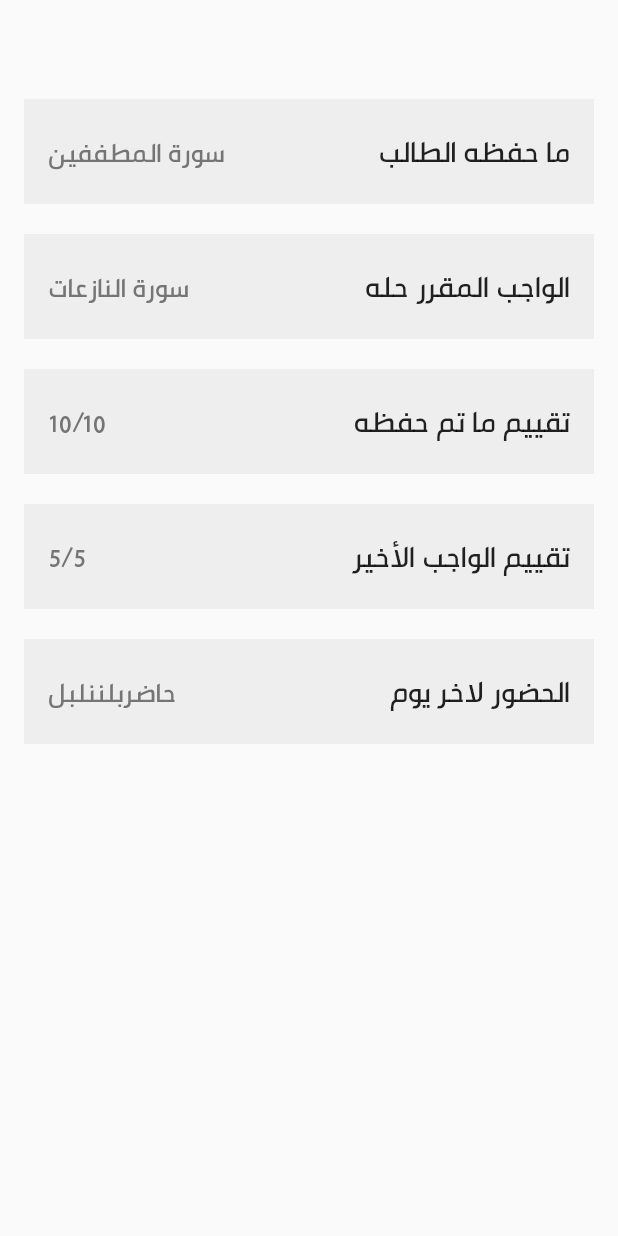
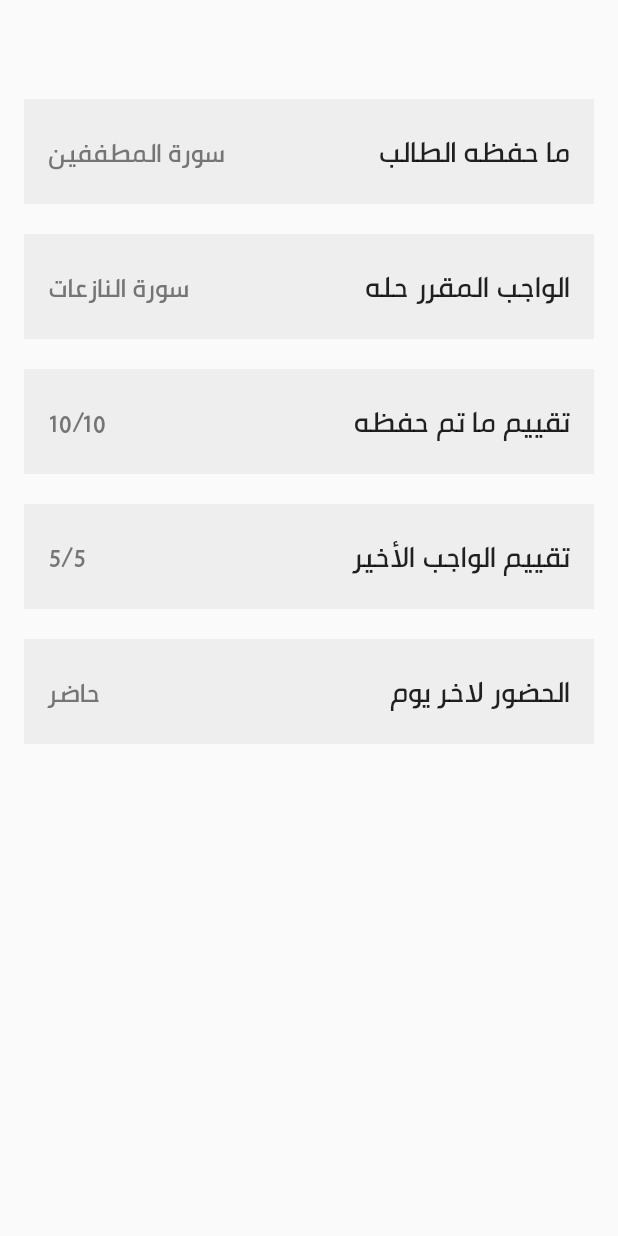
Before and after one commit to mohammedjendia/mohfez, a Flutter app: the Teacher_data screen opened directly, on a phone screen of 412 x 824 dp. Run offline on Flutter 3.47's test engine with Material 2 defaults, Android fonts, the phone set to English and light mode, and no system bars.

Commit message:
deleted text

```diff
--- a/lib/teacher_data.dart
+++ b/lib/teacher_data.dart
@@ -134,10 +134,7 @@ class Teacher_data extends StatelessWidget {
                         'حاضر',
                         style: TextStyle(color: Colors.grey[600], fontSize: 18),
                       ),
-                      Text(
-                        'بلننلبل',
-                        style: TextStyle(color: Colors.grey[600], fontSize: 18),
-                      ),
+
                     ],
                   ),
                 ),
```
